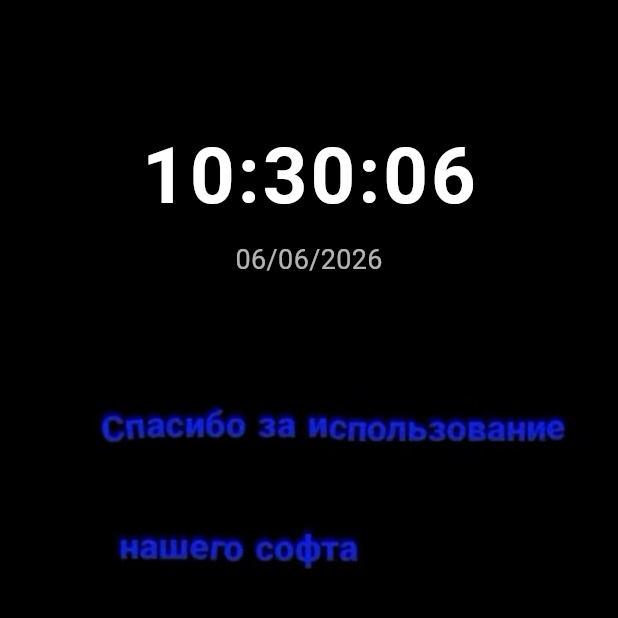
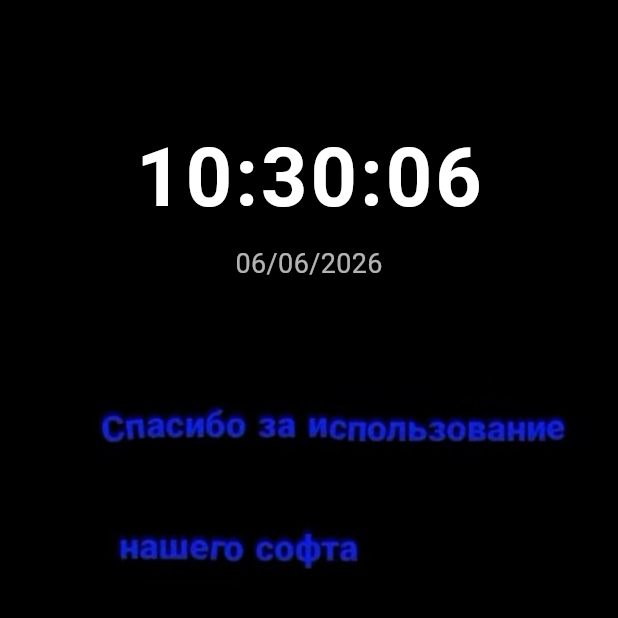
Before and after one commit to alib5t/nightmare, a Flutter app: the screen it shows after launch, on a phone screen of 412 x 824 dp, the top half of it. Run offline on Flutter 3.47's test engine with Material 3 defaults, Android fonts, the phone set to English and light mode, and no system bars.

Commit message:
Update digital_clock.dart

```diff
--- a/lib/widgets/digital_clock.dart
+++ b/lib/widgets/digital_clock.dart
@@ -42,13 +42,13 @@ class _DigitalClockState extends State<DigitalClock> {
         Text(
           time,
           style: const TextStyle(
-            fontSize: 52,
+            fontSize: 54,
             color: Colors.white,
             fontWeight: FontWeight.bold,
             letterSpacing: 2,
             shadows: [
               Shadow(
-                blurRadius: 15,
+                blurRadius: 20,
                 color: Colors.black,
                 offset: Offset(0, 0),
               )
@@ -65,6 +65,7 @@ class _DigitalClockState extends State<DigitalClock> {
             color: Colors.white70,
           ),
         ),
+
       ],
     );
   }
```
